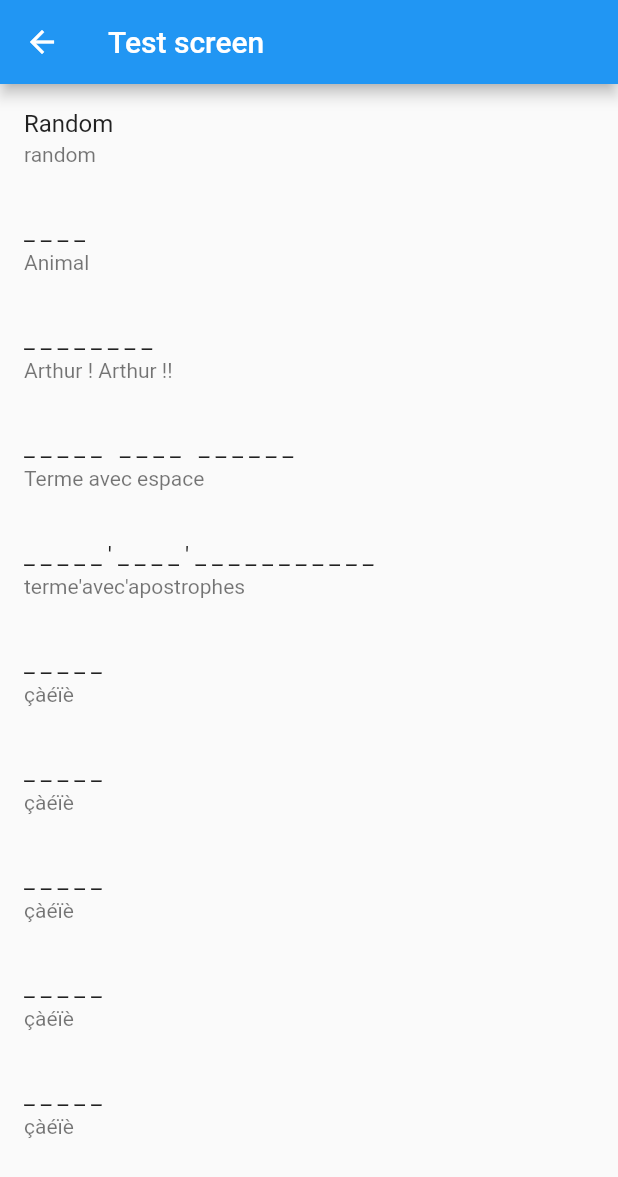
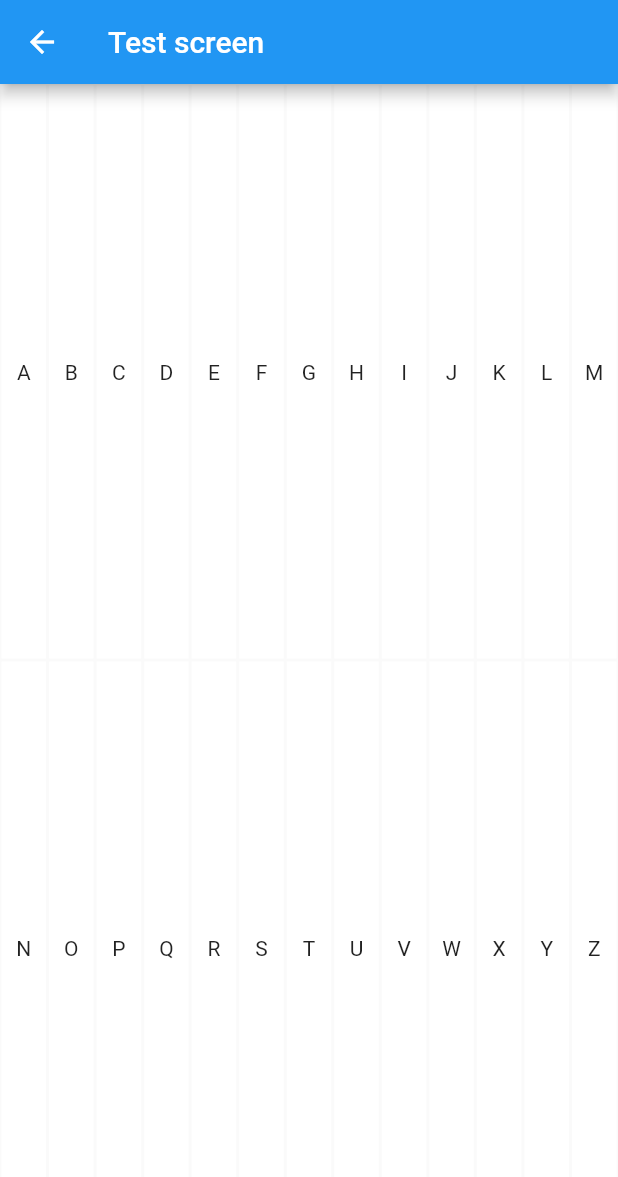
Before and after one commit to Bechet/peggy_pendu, a Flutter app: the Test screen opened by its route, on a phone screen of 412 x 824 dp. Shown: the top 1177 px of the screen. Run offline on Flutter 3.47's test engine with Material 2 defaults, Android fonts, the phone set to English and light mode, and no system bars; our stand-ins replace csv, diacritic, flutter_spinkit.

Commit message:
Refactoring custum keyboard into widget & coloring OK KO after each key-click

```diff
--- a/lib/main.dart
+++ b/lib/main.dart
@@ -5,7 +5,6 @@ import 'package:peggy_pendu/screens/home.dart';
 import 'package:peggy_pendu/screens/listlevel.dart';
 import 'package:peggy_pendu/screens/listword.dart';
 import 'package:peggy_pendu/screens/loading.dart';
-import 'package:peggy_pendu/screens/loadingAlertTest.dart';
 import 'package:peggy_pendu/screens/option.dart';
 import 'package:peggy_pendu/screens/test.dart';
 import 'package:peggy_pendu/utils/Constant.dart';
@@ -33,7 +32,6 @@ class _MainWidgetState extends State<MainWidget> {
         Constant.pathGameScreen: (context) => Game(),
         Constant.pathTestScreen: (context) => Test(),
         Constant.pathLoadingScreen: (context) => Loading(),
-        Constant.pathLoadingTestScreen: (context) => LoadingAlertTest(),
       },
     );
   }
--- a/lib/screens/test.dart
+++ b/lib/screens/test.dart
@@ -6,6 +6,7 @@ import 'package:peggy_pendu/utils/Constant.dart';
 import 'package:peggy_pendu/utils/managers/saveManager.dart';
 import 'package:peggy_pendu/utils/randomUtils.dart';
 import 'package:peggy_pendu/utils/stringUtils.dart';
+import 'package:peggy_pendu/widgets/keyboard.dart';
 
 class Test extends StatefulWidget {
   @override
@@ -13,67 +14,11 @@ class Test extends StatefulWidget {
 }
 
 class _TestState extends State<Test> {
-  List<PenduBean> listPenduBean;
-  List<SaveDataBean> listSaveDataBean;
-  SaveManager saveManager;
 
-  @override
-  initState() {
-    super.initState();
-    saveManager = SaveManager();
-    listPenduBean = [
-      new PenduBean(
-          frenchWord: Constant.RANDOM,
-          frenchDefinition: "This is the definition of the word",
-          japaneseWord: "テスト",
-          category1: "random"),
-      new PenduBean(
-          frenchWord: "chat",
-          frenchDefinition: "This is the definition of the word",
-          japaneseWord: "テスト",
-          category1: "Animal"),
-      new PenduBean(
-          frenchWord: "Cuillère",
-          frenchDefinition: "This is the definition of the 'another' word",
-          japaneseWord: "テスト2",
-          category1: "Arthur ! Arthur !!"),
-      new PenduBean(
-          frenchWord: "terme avec espace",
-          frenchDefinition: "This is the definition of the word",
-          japaneseWord: "",
-          category1: "Terme avec espace"),
-      new PenduBean(
-          frenchWord: "terme'avec'apostrophes",
-          frenchDefinition: "This is the definition of the composed word",
-          japaneseWord: "テスト テスト ",
-          category1: "terme'avec'apostrophes"),
-      new PenduBean(
-          frenchWord: "çàéïè",
-          frenchDefinition: "This is the definition of the composed word",
-          japaneseWord: "テスト テスト ",
-          category1: "çàéïè"),
-      new PenduBean(
-          frenchWord: "çàéïè",
-          frenchDefinition: "This is the definition of the composed word",
-          japaneseWord: "テスト テスト ",
-          category1: "çàéïè"),
-      new PenduBean(
-          frenchWord: "çàéïè",
-          frenchDefinition: "This is the definition of the composed word",
-          japaneseWord: "テスト テスト ",
-          category1: "çàéïè"),
-      new PenduBean(
-          frenchWord: "çàéïè",
-          frenchDefinition: "This is the definition of the composed word",
-          japaneseWord: "テスト テスト ",
-          category1: "çàéïè"),
-      new PenduBean(
-          frenchWord: "çàéïè",
-          frenchDefinition: "This is the definition of the composed word",
-          japaneseWord: "テスト テスト ",
-          category1: "çàéïè"),
-    ];
+  void _onKeyClick(String test) {
+    print(test);
   }
+
 
   @override
   Widget build(BuildContext context) {
@@ -81,17 +26,12 @@ class _TestState extends State<Test> {
       appBar: AppBar(
         title: Text("Test screen"),
       ),
-      body: ListView(
-          children: listPenduBean
-              .map((penduBean) => ListTile(
-            title: Text(StringUtils.replaceWordWithUnderscoreWithException(
-                penduBean.frenchWord, Constant.LIST_DEFAULT_WORD_EXCEPTION, Constant.LIST_DEFAULT_CHARACTER_EXCEPTION)),
-            subtitle: Text(penduBean.category1),
-
-          ))
-              .toList(),
-        ),
+      body: Center (
+        child: Keyboard(_onKeyClick),
+      )
     );
   }
 
+
+
 }
--- a/lib/utils/Constant.dart
+++ b/lib/utils/Constant.dart
@@ -9,7 +9,6 @@ class Constant {
   static const pathGameScreen='/game';
   static const pathTestScreen='/test';
   static const pathLoadingScreen='/loading';
-  static const pathLoadingTestScreen='/loadingTest';
 
   static const comingSoon="Coming Soon :)";
 
--- a/lib/utils/stringUtils.dart
+++ b/lib/utils/stringUtils.dart
@@ -19,6 +19,11 @@ class StringUtils {
     return resultString;
   }
 
+  /// word étadflkjz, key E returns true
+  static bool calculateContains(final String word, final String key) {
+    return word != null && key != null && uppercaseAndReplaceWithAlphabetical(word).contains(uppercaseAndReplaceWithAlphabetical(key));
+  }
+
   static String replaceWordWithUnderscoreWithException(String s,
       List<String> listWordException, List<String> listCharException) {
     if (listWordException.contains(s)) {
--- a/lib/widgets/TextKey.dart
+++ b/lib/widgets/TextKey.dart
@@ -6,10 +6,14 @@ class TextKey extends StatelessWidget {
     @required this.text,
     this.onTextInput,
     this.flex = 1,
+    this.textColor,
+    this.containerColor
   }) : super(key: key);
   final String text;
   final ValueSetter<String> onTextInput;
   final int flex;
+  final Color textColor;
+  final Color containerColor;
   @override
   Widget build(BuildContext context) {
     return Expanded(
@@ -22,7 +26,10 @@ class TextKey extends StatelessWidget {
               onTextInput?.call(text);
             },
             child: Container(
-              child: Center(child: Text(text)),
+              color: containerColor,
+              child: Center(child: Text(
+                  text)
+              ),
             ),
           ),
         ),
--- /dev/null
+++ b/lib/widgets/keyboard.dart
@@ -0,0 +1,70 @@
+import 'package:flutter/material.dart';
+import 'package:peggy_pendu/utils/Constant.dart';
+import 'package:peggy_pendu/widgets/TextKey.dart';
+
+class Keyboard extends StatefulWidget {
+  final Function _onKeyClick;
+  final _KeyboardState _keyboardState = _KeyboardState();
+
+  Keyboard(this._onKeyClick);
+
+  @override
+  _KeyboardState createState() => _keyboardState;
+
+  void updateListKey(key, isOK) {
+    _keyboardState.updateListKey(key, isOK);
+  }
+}
+
+class _KeyboardState extends State<Keyboard> {
+  List<String> listKeysOK = [];
+  List<String> listKeysKO = [];
+
+  @override
+  Widget build(BuildContext context) {
+    return Center(
+      child: Column(
+        children: <Widget>[
+          buildRow(Constant.LIST_KEYBOARD_A_TO_M),
+          buildRow(Constant.LIST_KEYBOARD_N_TO_Z),
+        ],
+      ),
+    );
+  }
+
+  Expanded buildRow(final List<String> _listKeys) {
+    return Expanded(
+      child: Row(
+          children: _listKeys
+              .map((key) => TextKey(
+                    text: key,
+                    onTextInput: widget._onKeyClick,
+                    containerColor: listKeysKO.contains(key)
+                        ? Colors.red[700]
+                        : listKeysOK.contains(key)
+                            ? Colors.green[600]
+                            : Colors.white,
+                  ))
+              .toList()),
+    );
+  }
+
+  void updateListKey(final String key, final bool isOK) {
+    print('key: $key');
+    print("bla");
+    setState(() {
+      print("bla");
+      if (key != null) {
+        if (isOK && !listKeysOK.contains(key)) {
+          print("Adding OK, key: $key");
+          listKeysOK.add(key);
+        } else if (!isOK && !listKeysKO.contains(key)) {
+          print("Adding KO, key: $key");
+          listKeysKO.add(key);
+        } else {
+          print("Oh no...");
+        }
+      }
+    });
+  }
+}
```
Also changed, not shown: lib/screens/game.dart (+16 -13 lines), lib/screens/home.dart (+0 -7 lines), lib/screens/loadingAlertTest.dart (deleted, +0 -63 lines).
